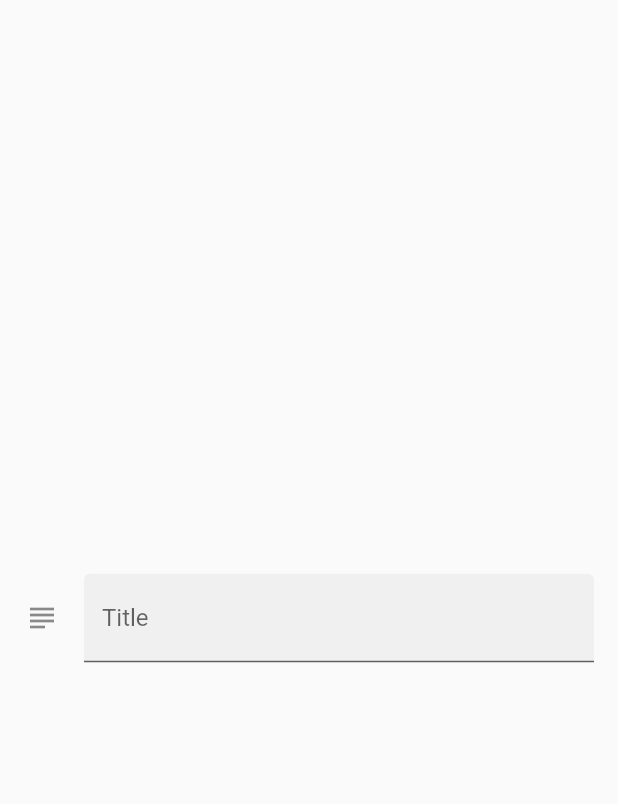
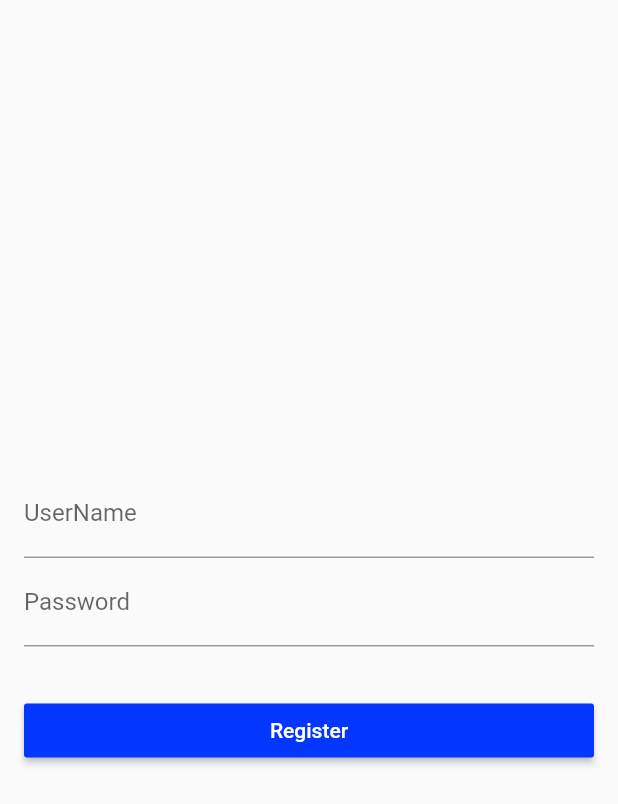
Before and after one commit to Orangem21/flutter, a Flutter app: the screen it shows after launch, on a phone screen of 412 x 824 dp. Shown: the top 804 px of the screen. Run offline on Flutter 3.47's test engine with Material 2 defaults, Android fonts, the phone set to English and light mode, and no system bars.

Commit message:
增加按钮

```diff
--- a/lib/demo/formDemo.dart
+++ b/lib/demo/formDemo.dart
@@ -14,11 +14,46 @@ class formDemo extends StatelessWidget {
             child: Column(
               mainAxisAlignment: MainAxisAlignment.center,
               children: <Widget>[
-                TextFieldDemo(),
+                RegisterForm(),
               ],
             ) ,
           ),
         ),
+    );
+  }
+}
+class RegisterForm extends StatefulWidget {
+  RegisterFormState createState() => RegisterFormState();
+}
+
+class RegisterFormState extends State<RegisterForm> {
+  @override
+  Widget build(BuildContext context) {
+    return Form(
+      child:Column(
+        children: <Widget>[
+          TextFormField(
+            decoration:InputDecoration(
+              labelText: 'UserName',
+            ) ,
+          ),
+          TextFormField(
+            obscureText: true,
+            decoration:InputDecoration(
+              labelText: 'Password',
+            ) ,
+          ),
+          SizedBox(height: 32.0,),
+          Container(
+            width: double.infinity,
+            child: RaisedButton(
+              color: Theme.of(context).accentColor,
+              child: Text('Register',style:TextStyle(color:Colors.white)),
+              onPressed: (){},
+            ),
+          ),
+        ],
+      ),
     );
   }
 }
```
